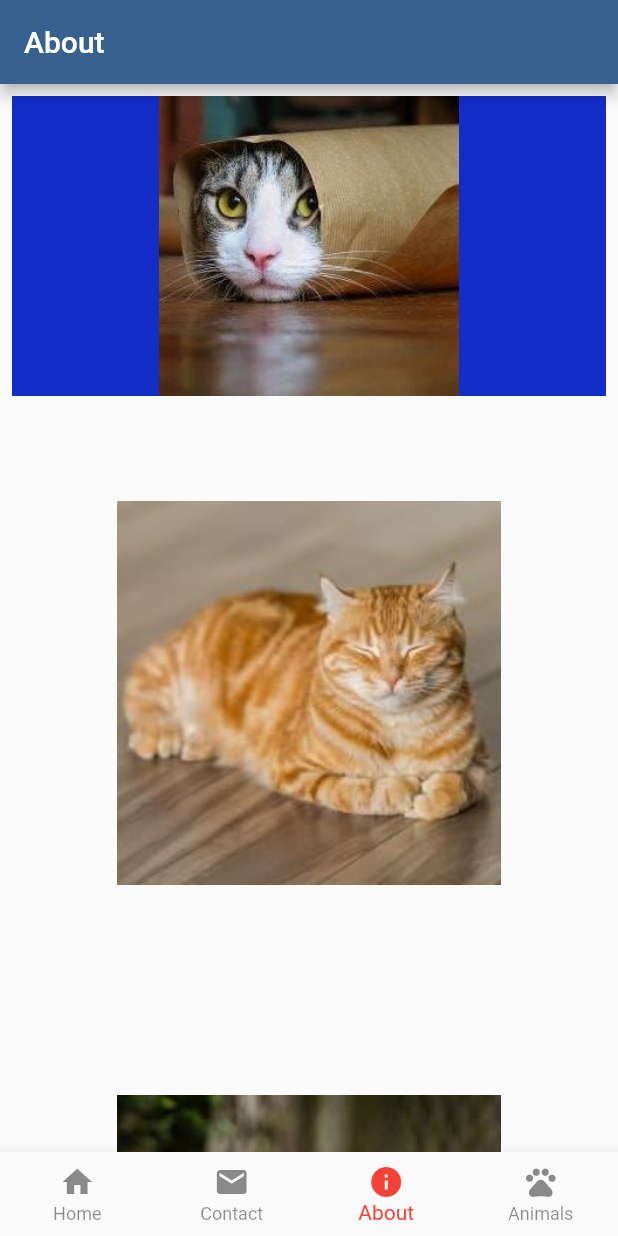
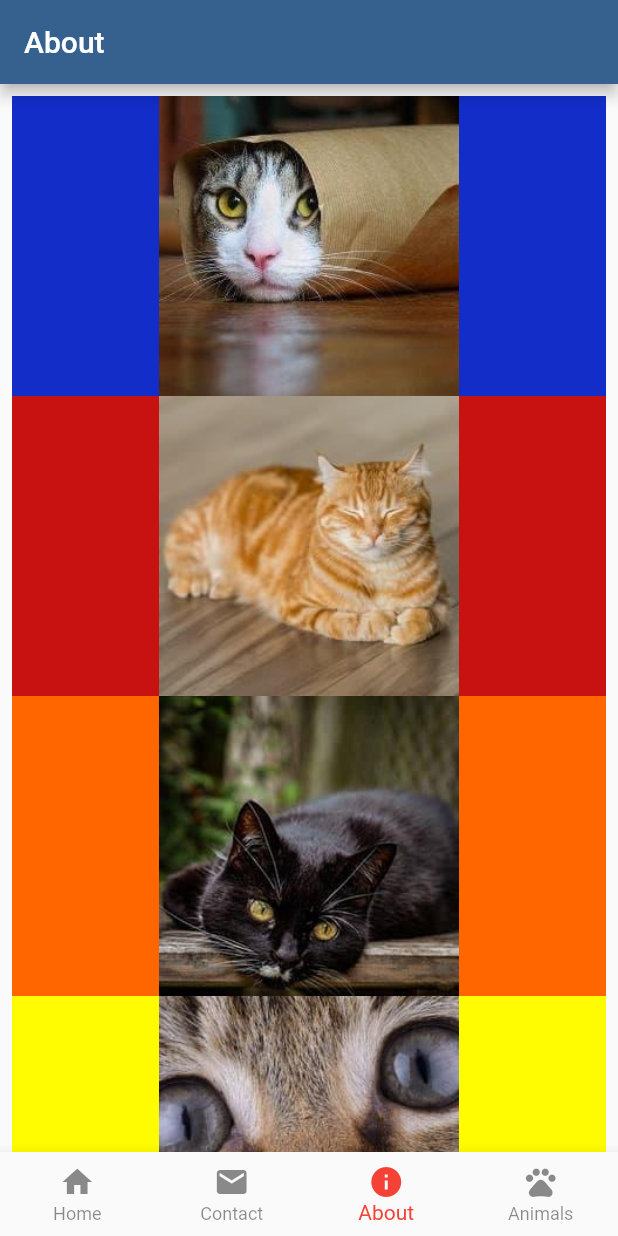
Before and after one commit to CptFlashbang/flutter_2024, a Flutter app: the screen it shows after launch, item 3 of the bottom bar chosen, on a phone screen of 412 x 824 dp. Run offline on Flutter 3.47's test engine with Material 2 defaults, Android fonts, the phone set to English and light mode, and no system bars.

Commit message:
wrapped all images inside coloured containers

```diff
--- a/lib/pages/about.dart
+++ b/lib/pages/about.dart
@@ -24,12 +24,31 @@ class _AboutPageState extends State<AboutPage> {
               color: const Color.fromARGB(255, 18, 45, 200),
               child: const Image(image: AssetImage('images/cat1.jpg')),
             ),
-
-            Expanded(child: Image(image: AssetImage('images/cat2.jpg'))),
-            Expanded(child: Image(image: AssetImage('images/cat3.jpg'))),
-            Expanded(child: Image(image: AssetImage('images/cat4.jpg'))),
-            Expanded(child: Image(image: AssetImage('images/cat5.jpg'))),
-            Expanded(child: Image(image: AssetImage('images/cat6.jpg'))),
+            Container(
+              height: 200,
+              color: Color.fromARGB(255, 200, 18, 18),
+              child: const Image(image: AssetImage('images/cat2.jpg')),
+            ),
+            Container(
+              height: 200,
+              color: Color.fromARGB(255, 255, 102, 0),
+              child: const Image(image: AssetImage('images/cat3.jpg')),
+            ),
+            Container(
+              height: 200,
+              color: Color.fromARGB(255, 255, 251, 0),
+              child: const Image(image: AssetImage('images/cat4.jpg')),
+            ),
+            Container(
+              height: 200,
+              color: Color.fromARGB(255, 21, 255, 0),
+              child: const Image(image: AssetImage('images/cat5.jpg')),
+            ),
+            Container(
+              height: 200,
+              color: Color.fromARGB(255, 0, 195, 255),
+              child: const Image(image: AssetImage('images/cat6.jpg')),
+            ),
           ],
         ),
 
```
